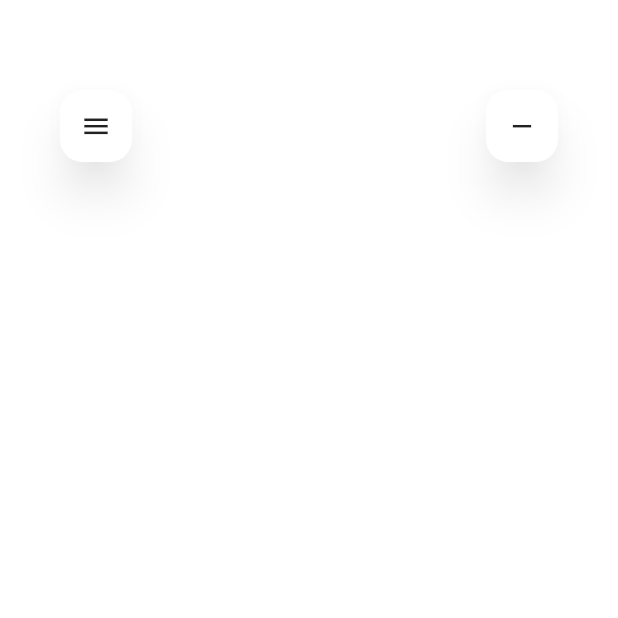
After one commit to JakubWolak/dividely, a Flutter app: the screen it shows after launch, scrolled down 344 dp, after a tap on the "menu" icon, on a phone screen of 412 x 824 dp, the top half of it. The commit adds this screen. Run offline on Flutter 3.47's test engine with Material 2 defaults, Android fonts, the phone set to English and light mode, and no system bars; our stand-ins replace bloc, modal_bottom_sheet, pin_code_fields; generated files the repository leaves out were written again.

Commit message:
seller dashboard page

```diff
--- a/lib/app/view/app.dart
+++ b/lib/app/view/app.dart
@@ -1,8 +1,8 @@
-import 'package:dividely/auth/login/view/login_view.dart';
-import 'package:dividely/auth/register/register.dart';
 import 'package:dividely/l10n/l10n.dart';
 import 'package:flutter/material.dart';
 import 'package:flutter_localizations/flutter_localizations.dart';
+
+import '../../dashboard/view/creator_dashboard.dart';
 
 class App extends StatelessWidget {
   const App({super.key});
@@ -21,7 +21,7 @@ class App extends StatelessWidget {
         GlobalMaterialLocalizations.delegate,
       ],
       supportedLocales: AppLocalizations.supportedLocales,
-      home: const LoginView(),
+      home: const CreatorDashboardView(),
       // home: const ConfirmPhoneView(),
     );
   }
--- a/lib/auth/register/view/phone_confirmation_code.dart
+++ b/lib/auth/register/view/phone_confirmation_code.dart
@@ -1,4 +1,4 @@
-import 'package:dividely/common_widgets/buttons/back_button.dart';
+import 'package:dividely/common_widgets/buttons/shadow_icon_button.dart';
 import 'package:flutter/material.dart';
 import 'package:pin_code_fields/pin_code_fields.dart';
 
--- a/lib/common_widgets/buttons/back_button.dart
+++ b/lib/common_widgets/buttons/shadow_icon_button.dart
@@ -1,32 +1,17 @@
 import 'package:flutter/material.dart';
 
-class CustomBackButton extends StatelessWidget {
-  const CustomBackButton({
+class ShadowIconButton extends StatelessWidget {
+  const ShadowIconButton({
     super.key,
+    required this.icon,
     required this.onPressed,
   });
 
+  final IconData icon;
   final void Function() onPressed;
 
   @override
   Widget build(BuildContext context) {
-    // return Container(
-    //   padding: EdgeInsets.all(2),
-    //   decoration: BoxDecoration(
-    //     color: Colors.white,
-    //     borderRadius: BorderRadius.circular(15),
-    //     boxShadow: [
-    //       BoxShadow(
-    //         blurRadius: 15,
-    //         offset: Offset(5, 0),
-    //         color: Colors.black26,
-    //       ),
-    //     ],
-    //   ),
-    //   child: BackButton(
-    //     onPressed: onPressed,
-    //   ),
-    // );
     return ElevatedButton(
       onPressed: onPressed,
       style: ElevatedButton.styleFrom(
@@ -40,7 +25,7 @@ class CustomBackButton extends StatelessWidget {
         shadowColor: Colors.black38,
         minimumSize: const Size.square(48),
       ),
-      child: const Icon(Icons.arrow_back, size: 21,),
+      child: Icon(icon, size: 21,),
     );
   }
 }
--- /dev/null
+++ b/lib/dashboard/dashboard.dart
@@ -0,0 +1 @@
+export 'view/creator_dashboard.dart';
--- /dev/null
+++ b/lib/dashboard/view/creator_dashboard.dart
@@ -0,0 +1,39 @@
+import 'package:dividely/common_widgets/buttons/shadow_icon_button.dart';
+import 'package:flutter/material.dart';
+
+class CreatorDashboardView extends StatefulWidget {
+  const CreatorDashboardView({super.key});
+
+  @override
+  State<CreatorDashboardView> createState() => _CreatorDashboardState();
+}
+
+class _CreatorDashboardState extends State<CreatorDashboardView> {
+  @override
+  Widget build(BuildContext context) {
+    return Scaffold(
+      body: Container(
+        width: double.infinity,
+        height: MediaQuery.of(context).size.height,
+        color: Colors.white,
+        child: ListView(
+          shrinkWrap: true,
+          reverse: true,
+          padding: const EdgeInsets.symmetric(horizontal: 40, vertical: 60),
+          children: [
+            Row(
+              mainAxisAlignment: MainAxisAlignment.spaceBetween,
+              children: [
+                ShadowIconButton(icon: Icons.menu, onPressed: () {},),
+                ShadowIconButton(icon: Icons.remove_sharp, onPressed: () {},),
+              ],
+            ),
+
+
+            SizedBox(height: 1000,),
+          ].reversed.toList(),
+        ),
+      ),
+    );
+  }
+}
```
Also changed, not shown: lib/auth/login/view/login_view.dart (+4 -3 lines), lib/counter/view/counter_page.dart (deleted, +0 -62 lines), lib/counter/counter.dart (deleted), lib/counter/cubit/counter_cubit.dart (deleted).
